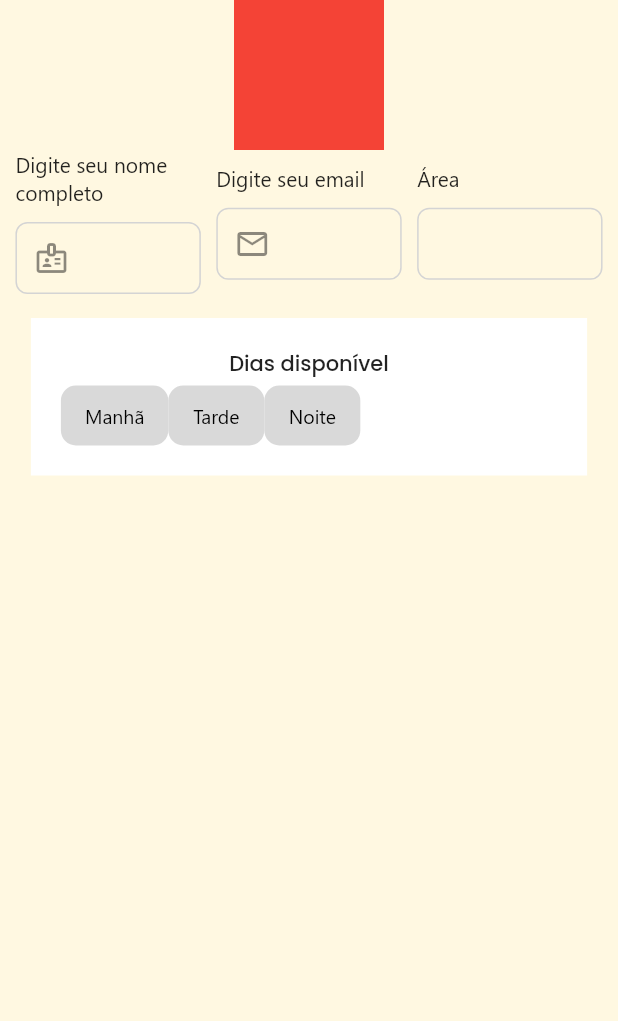
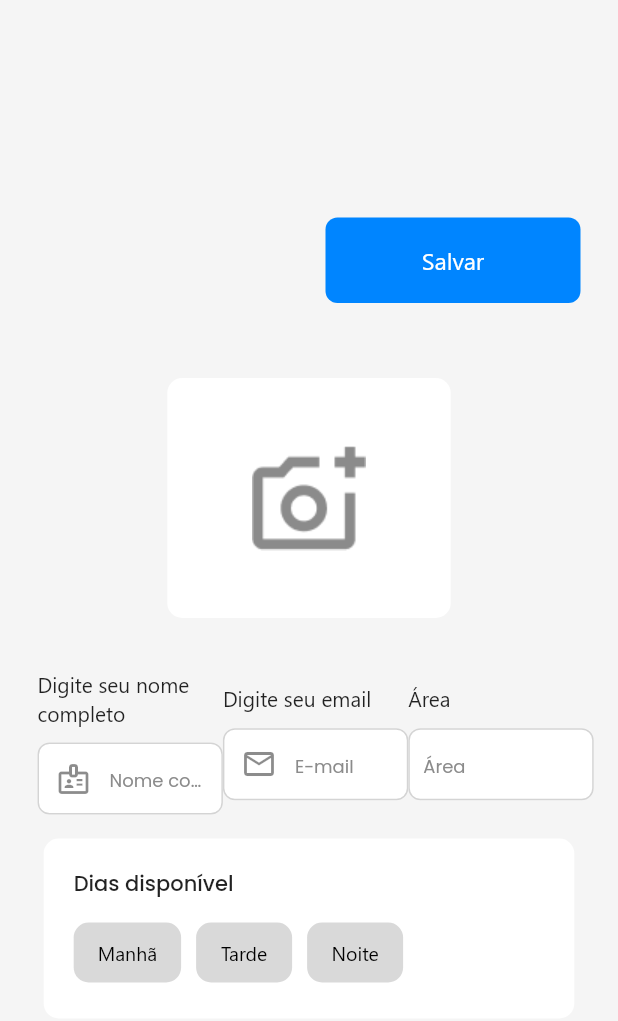
Before and after one commit to GDPPI/Easy-Flow-Adm, a Flutter app: the screen it shows after launch, on a phone screen of 412 x 824 dp. Shown: the top 1021 px of the screen. Run offline on Flutter 3.47's test engine with Material 2 defaults, Android fonts, the phone set to English and light mode, and no system bars; our stand-ins replace get; missing offline and left inert: stylish_dialog; accounts and stored records are empty.

Commit message:
[FE1.7] - Adicionado botão de salvar e variáveis no controller

```diff
--- a/lib/core/theme/app_theme.dart
+++ b/lib/core/theme/app_theme.dart
@@ -50,4 +50,20 @@ final ThemeData appThemeData = ThemeData(
           fontFamily: 'Poppins', fontSize: 12, fontWeight: FontWeight.w400),
     ),
   ),
+  inputDecorationTheme: InputDecorationTheme(
+    fillColor: Colors.white,
+    filled: true,
+    border: OutlineInputBorder(
+      borderSide: BorderSide(
+        color: Color(0xff8B8B8B),
+        width: 2,
+      ),
+    ),
+    hintStyle: TextStyle(
+      fontFamily: "Poppins",
+      fontSize: 12,
+      fontWeight: FontWeight.w400,
+      color: Color(0xff8B8B8B),
+    ),
+  ),
 );
--- a/lib/layers/modules/representative/add_representative_page.dart
+++ b/lib/layers/modules/representative/add_representative_page.dart
@@ -1,3 +1,4 @@
+import 'package:easyflow/core/utils/validators_util.dart';
 import 'package:easyflow/layers/modules/representative/representative_controller.dart';
 import 'package:easyflow/layers/modules/representative/widgets/shift_button.dart';
 import 'package:easyflow/layers/widgets/text_field_widget.dart';
@@ -12,23 +13,54 @@ class AddRepresentativePage extends GetView<RepresentativeController> {
     var size = MediaQuery.of(context).size;
 
     return Scaffold(
-      backgroundColor: Colors.amber.shade50,
+      backgroundColor: Color(0xffF5F5F5),
       body: SafeArea(
         child: Container(
           width: double.infinity,
           height: size.height,
           alignment: Alignment.center,
+          padding: const EdgeInsets.all(25),
+          child: SingleChildScrollView(
             child: Column(
+              crossAxisAlignment: CrossAxisAlignment.end,
               children: [
+                ElevatedButton(
+                  onPressed: controller.saveButtonClicked,
+                  child: Text(
+                    "Salvar",
+                    style: TextStyle(
+                      fontFamily: 'Segoe_UI',
+                      fontSize: 16,
+                      fontWeight: FontWeight.w400,
+                    ),
+                  ),
+                  style: ElevatedButton.styleFrom(
+                    minimumSize: Size(170, 40),
+                    elevation: 0,
+                  ),
+                ),
                 SizedBox(
                   child: Column(
+                    mainAxisAlignment: MainAxisAlignment.spaceBetween,
                     children: [
                       Container(
-                      color: Colors.red,
-                      height: 100,
-                      width: 100,
+                        height: 160,
+                        width: 189,
+                        margin: EdgeInsets.only(
+                          top: 50,
+                          bottom: 35,
                         ),
-                    Row(
+                        child: Image.asset(
+                          "assets/images/add_a_photo.png",
+                        ),
+                        decoration: BoxDecoration(
+                          borderRadius: BorderRadiusDirectional.circular(10),
+                          color: Colors.white,
+                        ),
+                      ),
+                      Form(
+                        key: controller.formKey,
+                        child: Row(
                           mainAxisAlignment: MainAxisAlignment.spaceEvenly,
                           children: [
                             SizedBox(
@@ -36,6 +68,12 @@ class AddRepresentativePage extends GetView<RepresentativeController> {
                               child: TextFieldWidget(
                                 prefixIcon: Icon(Icons.badge_outlined),
                                 label: "Digite seu nome completo",
+                                hintText: "Nome completo",
+                                controller: controller.nameTextController,
+                                autovalidateMode:
+                                    AutovalidateMode.onUserInteraction,
+                                validator: (value) =>
+                                    Validators.isNotEmpty(value),
                               ),
                             ),
                             SizedBox(
@@ -43,27 +81,46 @@ class AddRepresentativePage extends GetView<RepresentativeController> {
                               child: TextFieldWidget(
                                 prefixIcon: Icon(Icons.email_outlined),
                                 label: "Digite seu email",
+                                hintText: "E-mail",
+                                controller: controller.emailTextController,
+                                autovalidateMode:
+                                    AutovalidateMode.onUserInteraction,
+                                validator: (value) => Validators.isEmail(value),
                               ),
                             ),
                             SizedBox(
                               width: size.width * 0.3,
                               child: TextFieldWidget(
                                 label: "Área",
+                                hintText: "Área",
+                                controller: controller.areaTextController,
+                                autovalidateMode:
+                                    AutovalidateMode.onUserInteraction,
+                                validator: (value) =>
+                                    Validators.isNotEmpty(value),
                               ),
                             ),
                           ],
+                        ),
                       ),
                     ],
                   ),
                 ),
                 Container(
                   padding: const EdgeInsets.all(20),
+                  margin: EdgeInsets.symmetric(
+                    horizontal: size.width * 0.01,
+                  ),
+                  alignment: Alignment.centerLeft,
+                  width: size.width,
+                  height: 120,
+                  decoration: BoxDecoration(
+                    borderRadius: BorderRadius.circular(10),
                     color: Colors.white,
-                alignment: Alignment.centerLeft,
-                width: MediaQuery.of(context).size.width * 0.9,
-                height: 105,
+                  ),
                   child: Column(
                     mainAxisAlignment: MainAxisAlignment.spaceBetween,
+                    crossAxisAlignment: CrossAxisAlignment.start,
                     children: [
                       Text(
                         "Dias disponível",
@@ -72,22 +129,25 @@ class AddRepresentativePage extends GetView<RepresentativeController> {
                           fontSize: 14,
                           fontWeight: FontWeight.w500,
                         ),
+                        textAlign: TextAlign.left,
                       ),
-                    Row(
+                      Obx(
+                        () => Row(
                           children: [
                             ShiftButton(
                                 shiftText: "Manhã",
-                          onPressed: () {},
-                        ),
+                                isSelected:
+                                    controller.isMorningShiftSelected.value),
                             ShiftButton(
                                 shiftText: "Tarde",
-                          onPressed: () {},
-                        ),
+                                isSelected:
+                                    controller.isAfternoonShiftSelected.value),
                             ShiftButton(
                                 shiftText: "Noite",
-                          onPressed: () {},
+                                isSelected:
+                                    controller.isNightShiftSelected.value),
+                          ],
                         ),
-                      ],
                       ),
                     ],
                   ),
@@ -96,6 +156,7 @@ class AddRepresentativePage extends GetView<RepresentativeController> {
             ),
           ),
         ),
+      ),
     );
   }
 }
--- a/lib/layers/modules/representative/representative_controller.dart
+++ b/lib/layers/modules/representative/representative_controller.dart
@@ -1,5 +1,33 @@
+import 'package:flutter/material.dart';
 import 'package:get/get.dart';
 
 class RepresentativeController extends GetxController {
+  var isMorningShiftSelected = false.obs;
+  var isAfternoonShiftSelected = false.obs;
+  var isNightShiftSelected = false.obs;
 
+  void onShiftButtonClicked(String shiftText) {
+    switch (shiftText) {
+      case "Manhã":
+        isMorningShiftSelected.value = !isMorningShiftSelected.value;
+        break;
+      case "Tarde":
+        isAfternoonShiftSelected.value = !isAfternoonShiftSelected.value;
+        break;
+      case "Noite":
+        isNightShiftSelected.value = !isNightShiftSelected.value;
+        break;
+      default:
+        throw Exception("Opção inválida!");
+    }
+  }
+
+  final formKey = GlobalKey<FormState>();
+  final nameTextController = TextEditingController();
+  final emailTextController = TextEditingController();
+  final areaTextController = TextEditingController();
+
+  void saveButtonClicked() {
+    bool isValid = formKey.currentState!.validate();
+  }
 }
--- a/lib/layers/modules/representative/widgets/shift_button.dart
+++ b/lib/layers/modules/representative/widgets/shift_button.dart
@@ -1,17 +1,21 @@
+import 'package:easyflow/layers/modules/representative/representative_controller.dart';
 import 'package:flutter/material.dart';
+import 'package:get/get.dart';
 
 class ShiftButton extends StatelessWidget {
   final String shiftText;
-  final void Function()? onPressed;
+  final bool isSelected;
 
   const ShiftButton({
     required this.shiftText,
-    this.onPressed,
+    required this.isSelected,
     super.key,
   });
 
   @override
   Widget build(BuildContext context) {
+    var controller = Get.find<RepresentativeController>();
+
     return FilledButton(
       child: Text(
         shiftText,
@@ -19,18 +23,18 @@ class ShiftButton extends StatelessWidget {
           fontFamily: 'Segoe_UI',
           fontSize: 13,
           fontWeight: FontWeight.w400,
-          color: Colors.black,
+          color: isSelected ? Colors.white : Colors.black,
         ),
       ),
-      onPressed: onPressed,
+      onPressed: () => controller.onShiftButtonClicked(shiftText),
       style: ElevatedButton.styleFrom(
         shape: RoundedRectangleBorder(
           borderRadius: BorderRadius.circular(
             10,
           ),
         ),
-        backgroundColor: Color(0XFFD9D9D9),
+        backgroundColor: isSelected ? Colors.blue : Color(0XFFD9D9D9),
       ),
-    );
+    ).marginOnly(right: 10);
   }
 }
```
Also changed, not shown: assets/images/add_a_photo.png (added). Lines whose indentation alone changed are shown as unchanged.
